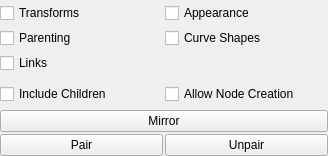
bohdon/maya-pulse, file resources/designpanel_symmetry.ui: the form before one commit.
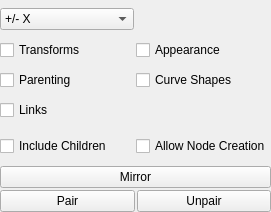
The form after the commit.

Commit message: expose symmetry axis in design toolkit and fix mirror transforms not using util axis

```diff
--- a/resources/designpanel_symmetry.ui
+++ b/resources/designpanel_symmetry.ui
@@ -6,8 +6,8 @@
    <rect>
     <x>0</x>
     <y>0</y>
-    <width>328</width>
-    <height>156</height>
+    <width>271</width>
+    <height>212</height>
    </rect>
   </property>
   <property name="windowTitle">
@@ -31,7 +31,17 @@
    </property>
    <item>
     <layout class="QGridLayout" name="gridLayout">
-     <item row="2" column="0">
+     <item row="1" column="1">
+      <widget class="QCheckBox" name="appearance_check">
+       <property name="statusTip">
+        <string>Mirror the name and color of the nodes.</string>
+       </property>
+       <property name="text">
+        <string>Appearance</string>
+       </property>
+      </widget>
+     </item>
+     <item row="3" column="0">
       <widget class="QCheckBox" name="links_check">
        <property name="statusTip">
         <string>Mirror the layout links of the nodes, allowing mirrored nodes to snap to their linked mirror nodes.</string>
@@ -41,17 +51,17 @@
        </property>
       </widget>
      </item>
-     <item row="1" column="1">
-      <widget class="QCheckBox" name="curve_shapes_check">
+     <item row="2" column="0">
+      <widget class="QCheckBox" name="parenting_check">
        <property name="statusTip">
         <string>Mirror curve shapes.</string>
        </property>
        <property name="text">
-        <string>Curve Shapes</string>
+        <string>Parenting</string>
        </property>
       </widget>
      </item>
-     <item row="4" column="0">
+     <item row="5" column="0">
       <widget class="QCheckBox" name="include_children_check">
        <property name="statusTip">
         <string>Recursively mirror the selected nodes and all of their children.</string>
@@ -61,7 +71,7 @@
        </property>
       </widget>
      </item>
-     <item row="0" column="0">
+     <item row="1" column="0">
       <widget class="QCheckBox" name="transforms_check">
        <property name="statusTip">
         <string>Mirror the transform matrices of the nodes.</string>
@@ -71,27 +81,7 @@
        </property>
       </widget>
      </item>
-     <item row="0" column="1">
-      <widget class="QCheckBox" name="appearance_check">
-       <property name="statusTip">
-        <string>Mirror the name and color of the nodes.</string>
-       </property>
-       <property name="text">
-        <string>Appearance</string>
-       </property>
-      </widget>
-     </item>
-     <item row="1" column="0">
-      <widget class="QCheckBox" name="parenting_check">
-       <property name="statusTip">
-        <string>Mirror the parenting structure of the nodes.</string>
-       </property>
-       <property name="text">
-        <string>Parenting</string>
-       </property>
-      </widget>
-     </item>
-     <item row="4" column="1">
+     <item row="5" column="1">
       <widget class="QCheckBox" name="allow_create_check">
        <property name="statusTip">
         <string>Allow the creation of nodes when mirroring recursively.</string>
@@ -101,7 +91,7 @@
        </property>
       </widget>
      </item>
-     <item row="3" column="0">
+     <item row="4" column="0">
       <spacer name="verticalSpacer">
        <property name="orientation">
         <enum>Qt::Vertical</enum>
@@ -117,6 +107,38 @@
        </property>
       </spacer>
      </item>
+     <item row="2" column="1">
+      <widget class="QCheckBox" name="curve_shapes_check">
+       <property name="statusTip">
+        <string>Mirror curve shapes.</string>
+       </property>
+       <property name="text">
+        <string>Curve Shapes</string>
+       </property>
+      </widget>
+     </item>
+     <item row="0" column="0">
+      <widget class="QComboBox" name="axis_combo">
+       <property name="toolTip">
+        <string>The local axes to use when orienting.</string>
+       </property>
+       <item>
+        <property name="text">
+         <string>+/- X</string>
+        </property>
+       </item>
+       <item>
+        <property name="text">
+         <string>+/- Y</string>
+        </property>
+       </item>
+       <item>
+        <property name="text">
+         <string>+/- Z</string>
+        </property>
+       </item>
+      </widget>
+     </item>
     </layout>
    </item>
    <item>
```
Left out of the diff: 2 changed lines with no effect on the pictures. The commit also changes 4 other files.
